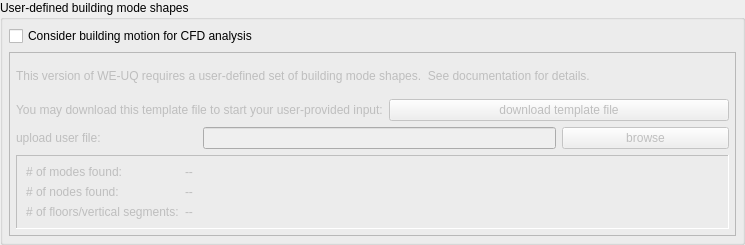
Above: EVENTS/usermodeshapes.ui from NHERI-SimCenter/WE-UQ before the change. Below: the same form after it.
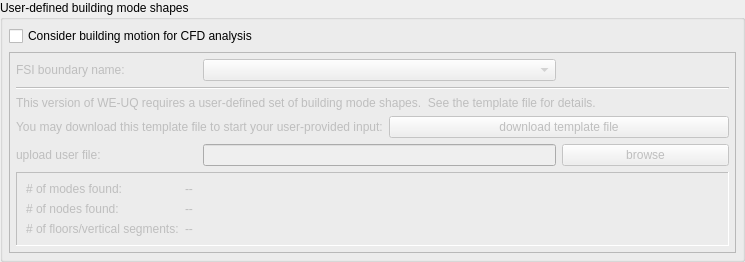
That is the form after the change.

Commit message:
fixing layout issues with overly complex input for CFDExpert
checking InflowConditions made contents too long for smaller screens.  Added QScrollArea and custom resizeEvent

Diff of the .ui file:
```diff
--- a/EVENTS/usermodeshapes.ui
+++ b/EVENTS/usermodeshapes.ui
@@ -80,7 +80,7 @@
         <property name="frameShadow">
          <enum>QFrame::Raised</enum>
         </property>
-        <layout class="QGridLayout" name="gridLayout_2" rowstretch="0,0,0,0">
+        <layout class="QGridLayout" name="gridLayout_2" rowstretch="0,0,0,0,0,0,0">
          <property name="leftMargin">
           <number>6</number>
          </property>
@@ -96,31 +96,24 @@
          <property name="verticalSpacing">
           <number>6</number>
          </property>
-         <item row="1" column="0" colspan="2">
-          <widget class="QLabel" name="template_label">
-           <property name="text">
-            <string>You may download this template file to start your user-provided input:</string>
-           </property>
-          </widget>
-         </item>
-         <item row="2" column="0">
-          <widget class="QLabel" name="upload_label">
-           <property name="text">
-            <string>upload user file:</string>
-           </property>
-          </widget>
-         </item>
-         <item row="2" column="3">
+         <item row="5" column="3">
           <widget class="QPushButton" name="browse_button">
            <property name="text">
             <string>browse</string>
            </property>
           </widget>
          </item>
-         <item row="2" column="1" colspan="2">
+         <item row="5" column="1" colspan="2">
           <widget class="QLineEdit" name="filename"/>
          </item>
-         <item row="3" column="0" colspan="4">
+         <item row="5" column="0">
+          <widget class="QLabel" name="upload_label">
+           <property name="text">
+            <string>upload user file:</string>
+           </property>
+          </widget>
+         </item>
+         <item row="6" column="0" colspan="4">
           <widget class="QFrame" name="infoFrame">
            <property name="frameShape">
             <enum>QFrame::Panel</enum>
@@ -174,20 +167,44 @@
            </layout>
           </widget>
          </item>
-         <item row="0" column="0" colspan="4">
-          <widget class="QLabel" name="info_label">
-           <property name="text">
-            <string>This version of WE-UQ requires a user-defined set of building mode shapes.  See documentation for details.</string>
-           </property>
-          </widget>
-         </item>
-         <item row="1" column="2" colspan="2">
+         <item row="4" column="2" colspan="2">
           <widget class="QPushButton" name="btn_download_template">
            <property name="text">
             <string>download template file</string>
            </property>
           </widget>
          </item>
+         <item row="3" column="0" colspan="4">
+          <widget class="QLabel" name="info_label">
+           <property name="text">
+            <string>This version of WE-UQ requires a user-defined set of building mode shapes.  See the template file for details.</string>
+           </property>
+          </widget>
+         </item>
+         <item row="1" column="1" colspan="2">
+          <widget class="QComboBox" name="FSI_boundary_selection"/>
+         </item>
+         <item row="4" column="0" colspan="2">
+          <widget class="QLabel" name="template_label">
+           <property name="text">
+            <string>You may download this template file to start your user-provided input:</string>
+           </property>
+          </widget>
+         </item>
+         <item row="1" column="0">
+          <widget class="QLabel" name="FSI_boundary_label">
+           <property name="text">
+            <string>FSI boundary name:</string>
+           </property>
+          </widget>
+         </item>
+         <item row="2" column="0" colspan="4">
+          <widget class="Line" name="line">
+           <property name="orientation">
+            <enum>Qt::Horizontal</enum>
+           </property>
+          </widget>
+         </item>
         </layout>
        </widget>
       </item>
```
The commit also changes 8 other files.
